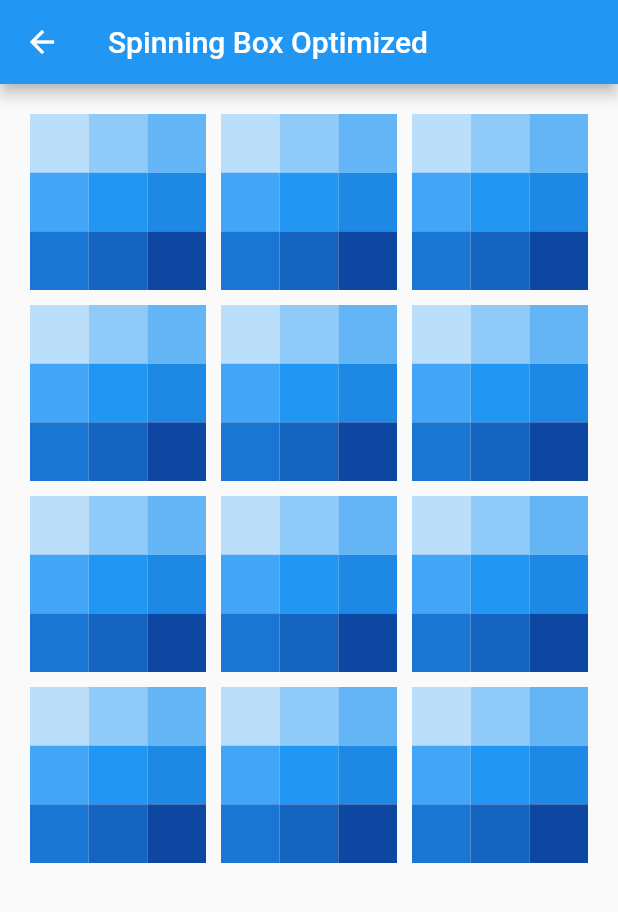
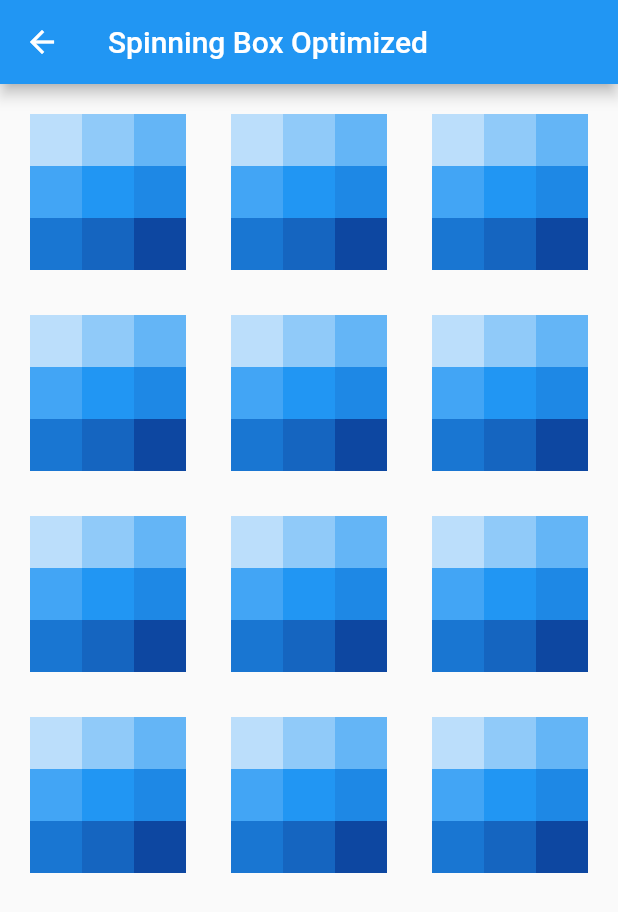
Before and after one commit to InMatrix/perf_diagnosis_demo, a Flutter app: the SpinningBoxFix screen opened directly, on a phone screen of 412 x 824 dp. Shown: the top 912 px of the screen. Run offline on Flutter 3.47's test engine with Material 2 defaults, Android fonts, the phone set to English and light mode, and no system bars.

Commit message:
Increase box spacing

```diff
--- a/lib/optimized/spinning_box_fix.dart
+++ b/lib/optimized/spinning_box_fix.dart
@@ -17,8 +17,8 @@ class SpinningBoxFix extends StatelessWidget {
         child: new GridView.count(
           primary: false,
           padding: const EdgeInsets.all(20.0),
-          mainAxisSpacing: 10.0,
-          crossAxisSpacing: 10.0,
+          mainAxisSpacing: 30.0,
+          crossAxisSpacing: 30.0,
           crossAxisCount: 3,
           children: new List<Widget>.generate(12, (i) => GridItem()),
         ),
--- a/lib/spinning_box_demo.dart
+++ b/lib/spinning_box_demo.dart
@@ -15,8 +15,8 @@ class SpinningBoxDemo extends StatelessWidget {
         child: new GridView.count(
           primary: false,
           padding: const EdgeInsets.all(20.0),
-          mainAxisSpacing: 10.0,
-          crossAxisSpacing: 10.0,
+          mainAxisSpacing: 30.0,
+          crossAxisSpacing: 30.0,
           crossAxisCount: 3,
           children: new List<Widget>.generate(12, (i) => GridItem()),
         ),
```
